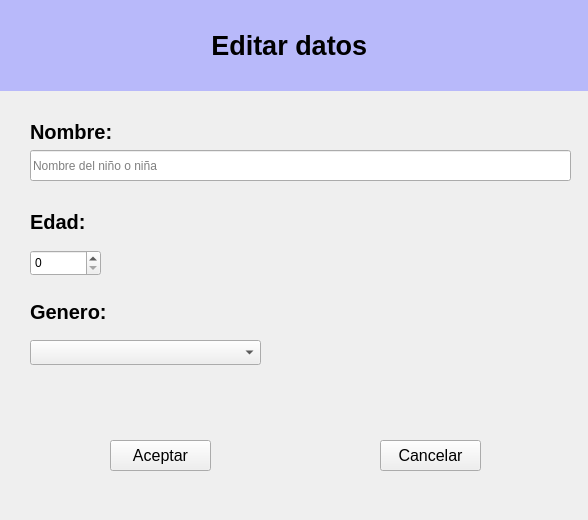
Above: interfaz/editarCuestionario.ui from mmoraleso/RoboTEA before the change. Below: the same form after it.
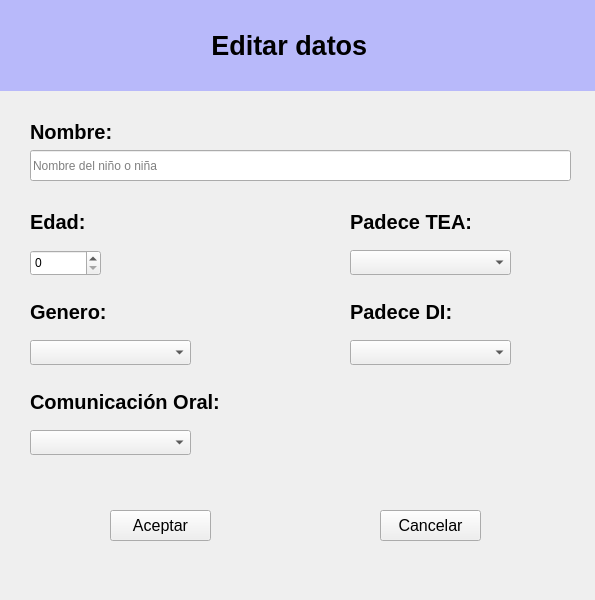
That is the form after the change. Icons and pictures are not drawn.

```diff
--- a/interfaz/editarCuestionario.ui
+++ b/interfaz/editarCuestionario.ui
@@ -6,8 +6,8 @@
    <rect>
     <x>0</x>
     <y>0</y>
-    <width>588</width>
-    <height>520</height>
+    <width>595</width>
+    <height>600</height>
    </rect>
   </property>
   <property name="sizePolicy">
@@ -93,7 +93,7 @@
      <x>0</x>
      <y>90</y>
      <width>601</width>
-     <height>461</height>
+     <height>509</height>
     </rect>
    </property>
    <property name="sizePolicy">
@@ -205,7 +205,7 @@
      <rect>
       <x>30</x>
       <y>250</y>
-      <width>231</width>
+      <width>161</width>
       <height>25</height>
      </rect>
     </property>
@@ -214,7 +214,7 @@
     <property name="geometry">
      <rect>
       <x>110</x>
-      <y>350</y>
+      <y>420</y>
       <width>101</width>
       <height>31</height>
      </rect>
@@ -242,7 +242,7 @@
     <property name="geometry">
      <rect>
       <x>380</x>
-      <y>350</y>
+      <y>420</y>
       <width>101</width>
       <height>31</height>
      </rect>
@@ -272,6 +272,123 @@
      </size>
     </property>
    </widget>
+   <widget class="QLabel" name="label_7">
+    <property name="geometry">
+     <rect>
+      <x>30</x>
+      <y>300</y>
+      <width>219</width>
+      <height>24</height>
+     </rect>
+    </property>
+    <property name="minimumSize">
+     <size>
+      <width>100</width>
+      <height>0</height>
+     </size>
+    </property>
+    <property name="font">
+     <font>
+      <pointsize>15</pointsize>
+      <weight>75</weight>
+      <bold>true</bold>
+     </font>
+    </property>
+    <property name="styleSheet">
+     <string notr="true"/>
+    </property>
+    <property name="text">
+     <string>Comunicación Oral:</string>
+    </property>
+   </widget>
+   <widget class="QComboBox" name="comboBox_comoral">
+    <property name="geometry">
+     <rect>
+      <x>30</x>
+      <y>340</y>
+      <width>161</width>
+      <height>25</height>
+     </rect>
+    </property>
+   </widget>
+   <widget class="QLabel" name="label_5">
+    <property name="geometry">
+     <rect>
+      <x>350</x>
+      <y>120</y>
+      <width>140</width>
+      <height>24</height>
+     </rect>
+    </property>
+    <property name="minimumSize">
+     <size>
+      <width>100</width>
+      <height>0</height>
+     </size>
+    </property>
+    <property name="font">
+     <font>
+      <pointsize>15</pointsize>
+      <weight>75</weight>
+      <bold>true</bold>
+     </font>
+    </property>
+    <property name="styleSheet">
+     <string notr="true"/>
+    </property>
+    <property name="text">
+     <string>Padece TEA:</string>
+    </property>
+   </widget>
+   <widget class="QComboBox" name="comboBox_tea">
+    <property name="geometry">
+     <rect>
+      <x>350</x>
+      <y>160</y>
+      <width>161</width>
+      <height>25</height>
+     </rect>
+    </property>
+   </widget>
+   <widget class="QLabel" name="label_6">
+    <property name="geometry">
+     <rect>
+      <x>350</x>
+      <y>210</y>
+      <width>121</width>
+      <height>24</height>
+     </rect>
+    </property>
+    <property name="minimumSize">
+     <size>
+      <width>100</width>
+      <height>0</height>
+     </size>
+    </property>
+    <property name="font">
+     <font>
+      <pointsize>15</pointsize>
+      <weight>75</weight>
+      <bold>true</bold>
+     </font>
+    </property>
+    <property name="styleSheet">
+     <string notr="true"/>
+    </property>
+    <property name="text">
+     <string>Padece DI:</string>
+    </property>
+   </widget>
+   <widget class="QComboBox" name="comboBox_di">
+    <property name="geometry">
+     <rect>
+      <x>350</x>
+      <y>250</y>
+      <width>161</width>
+      <height>25</height>
+     </rect>
+    </property>
+   </widget>
   </widget>
  </widget>
  <resources>
```
